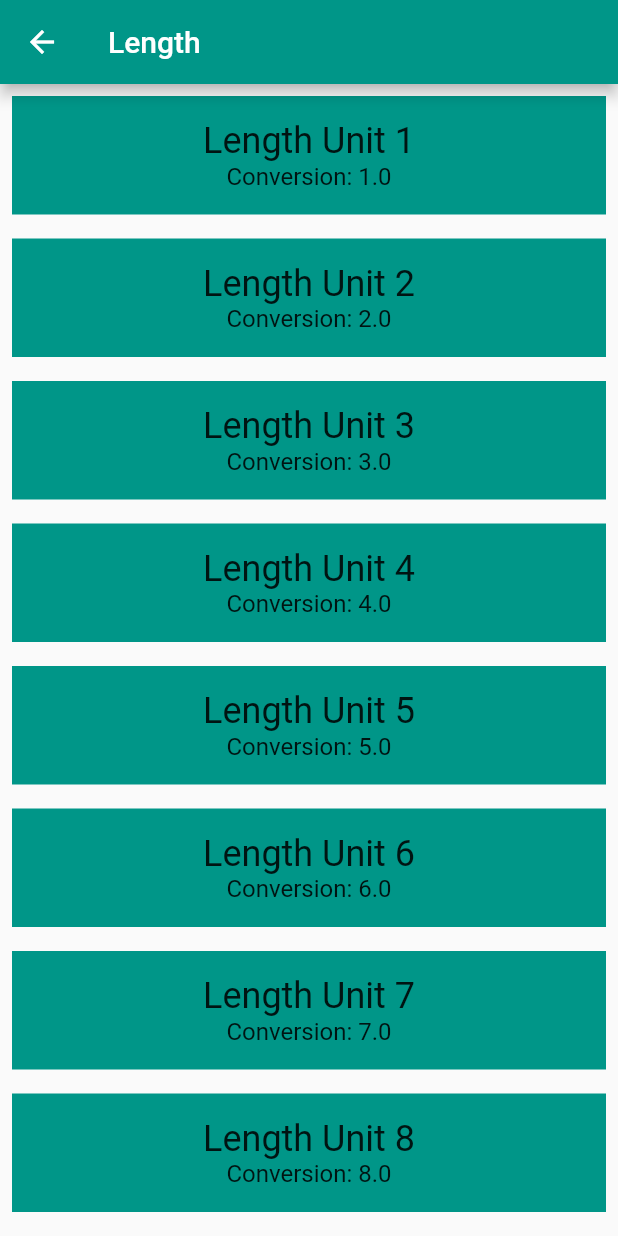
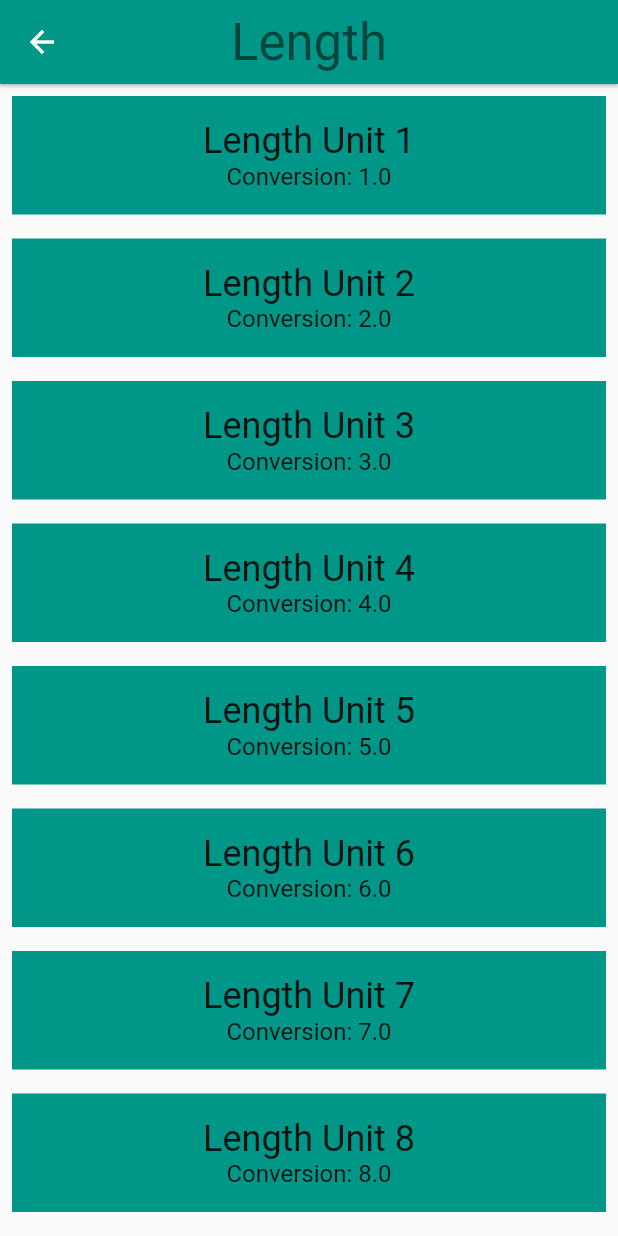
Before and after one commit to AYM1607/udacity_flutter, a Flutter app: the screen it shows after launch, after a tap on "Length", on a phone screen of 412 x 824 dp. Run offline on Flutter 3.47's test engine with Material 2 defaults, Android fonts, the phone set to English and light mode, and no system bars.

Commit message:
Finished code for lesson5

```diff
--- a/lib/category.dart
+++ b/lib/category.dart
@@ -1,11 +1,20 @@
+// Copyright 2018 The Chromium Authors. All rights reserved.
+// Use of this source code is governed by a BSD-style license that can be
+// found in the LICENSE file.
+
 // To keep your imports tidy, follow the ordering guidelines at
 // https://www.dartlang.org/guides/language/effective-dart/style#ordering
 import 'package:flutter/material.dart';
+// @required is defined in the meta.dart package
+import 'package:meta/meta.dart';
+
 import 'converter_route.dart';
 import 'unit.dart';
 
-final _height = 100.0;
-final _radius = BorderRadius.circular(_height / 2);
+// We use an underscore to indicate that these variables are private.
+// See https://www.dartlang.org/guides/language/effective-dart/design#libraries
+final _rowHeight = 100.0;
+final _borderRadius = BorderRadius.circular(_rowHeight / 2);
 
 /// A custom [Category] widget.
 ///
@@ -13,38 +22,51 @@ final _radius = BorderRadius.circular(_height / 2);
 /// a colored [InkWell] animation.
 class Category extends StatelessWidget {
   final String name;
-  final IconData icon;
-  final Color color;
+  final ColorSwatch color;
+  final IconData iconLocation;
   final List<Unit> units;
 
   /// Creates a [Category].
   ///
   /// A [Category] saves the name of the Category (e.g. 'Length'), its color for
   /// the UI, and the icon that represents it (e.g. a ruler).
-  const Category(
-      {Key key,
+  // While the @required checks for whether a named parameter is passed in,
+  // it doesn't check whether the object passed in is null. We check that
+  // in the assert statement.
+  const Category({
+    Key key,
     @required this.name,
-      @required this.icon,
     @required this.color,
-      @required this.units})
-      : super(key: key);
+    @required this.iconLocation,
+    @required this.units,
+  })  : assert(name != null),
+        assert(color != null),
+        assert(iconLocation != null),
+        assert(units != null),
+        super(key: key);
 
+  /// Navigates to the [ConverterRoute].
   void _navigateToConverter(BuildContext context) {
-    Navigator.of(context).push(
-      MaterialPageRoute(builder: (context) {
+    Navigator.of(context).push(MaterialPageRoute<Null>(
+      builder: (BuildContext context) {
         return Scaffold(
           appBar: AppBar(
+            elevation: 1.0,
+            title: Text(
+              name,
+              style: Theme.of(context).textTheme.display1,
+            ),
+            centerTitle: true,
             backgroundColor: color,
-            title: Text(name),
           ),
           body: ConverterRoute(
-            units: this.units,
-            color: this.color,
-            name: this.name,
+            color: color,
+            name: name,
+            units: units,
           ),
         );
-      }),
-    );
+      },
+    ));
   }
 
   /// Builds a custom widget that shows [Category] information.
@@ -59,29 +81,39 @@ class Category extends StatelessWidget {
     return Material(
       color: Colors.transparent,
       child: Container(
+        height: _rowHeight,
+        child: InkWell(
+          borderRadius: _borderRadius,
+          highlightColor: color,
+          splashColor: color,
+          // We can use either the () => function() or the () { function(); }
+          // syntax.
+          onTap: () => _navigateToConverter(context),
+          child: Padding(
             padding: EdgeInsets.all(8.0),
-        height: _height,
-        child: InkWell(
-          borderRadius: _radius,
-          splashColor: color,
-          highlightColor: color,
-          onTap: () => _navigateToConverter(context),
             child: Row(
-            children: <Widget>[
+              crossAxisAlignment: CrossAxisAlignment.stretch,
+              // There are two ways to denote a list: `[]` and `List()`.
+              // Prefer to use the literal syntax, i.e. `[]`, instead of `List()`.
+              // You can add the type argument if you'd like, i.e. <Widget>[].
+              // See https://www.dartlang.org/guides/language/effective-dart/usage#do-use-collection-literals-when-possible
+              children: [
                 Padding(
-                padding: EdgeInsets.all(16),
+                  padding: EdgeInsets.all(16.0),
                   child: Icon(
-                  icon,
+                    iconLocation,
                     size: 60.0,
                   ),
                 ),
                 Center(
                   child: Text(
                     name,
-                  style: TextStyle(fontSize: 24.0),
+                    textAlign: TextAlign.center,
+                    style: Theme.of(context).textTheme.headline,
                   ),
-              )
+                ),
               ],
+            ),
           ),
         ),
       ),
--- a/lib/category_route.dart
+++ b/lib/category_route.dart
@@ -3,10 +3,11 @@
 // found in the LICENSE file.
 
 import 'package:flutter/material.dart';
+
 import 'category.dart';
 import 'unit.dart';
 
-const appColor = Colors.lightBlue;
+final _backgroundColor = Colors.green[100];
 
 /// Category Route (screen).
 ///
@@ -15,10 +16,9 @@ const appColor = Colors.lightBlue;
 ///
 /// While it is named CategoryRoute, a more apt name would be CategoryScreen,
 /// because it is responsible for the UI at the route's destination.
-class CategoryRoute extends StatelessWidget {
-  const CategoryRoute();
-
-  static const _categoryNames = <String>[
+// TODO: Make CategoryRoute a StatefulWidget
+class CategoryRoute extends StatefulWidget {
+  final _categoryNames = <String>[
     'Length',
     'Area',
     'Volume',
@@ -29,7 +29,7 @@ class CategoryRoute extends StatelessWidget {
     'Currency',
   ];
 
-  static const _baseColors = <Color>[
+  final _baseColors = <Color>[
     Colors.teal,
     Colors.orange,
     Colors.pinkAccent,
@@ -40,10 +40,36 @@ class CategoryRoute extends StatelessWidget {
     Colors.red,
   ];
 
-  static const _appBarStyle = TextStyle(
-    fontSize: 30.0,
-    color: Colors.black,
-  );
+  @override
+  _CategoryRouteState createState() => _CategoryRouteState();
+}
+
+class _CategoryRouteState extends State<CategoryRoute> {
+  _CategoryRouteState();
+
+  List<Category> _categories = [];
+
+  @override
+  initState(){
+    super.initState();
+    for (var i = 0; i < widget._categoryNames.length; i++) {
+      _categories.add(Category(
+        name: widget._categoryNames[i],
+        color: widget._baseColors[i],
+        iconLocation: Icons.cake,
+        units: _retrieveUnitList(widget._categoryNames[i]),
+      ));
+    }
+  }
+  /// Makes the correct number of rows for the list view.
+  ///
+  /// For portrait, we use a [ListView].
+  Widget _buildCategoryWidgets() {
+    return ListView.builder(
+      itemBuilder: (BuildContext context, int index) => _categories[index],
+      itemCount: _categories.length,
+    );
+  }
 
   /// Returns a list of mock [Unit]s.
   List<Unit> _retrieveUnitList(String categoryName) {
@@ -58,32 +84,29 @@ class CategoryRoute extends StatelessWidget {
 
   @override
   Widget build(BuildContext context) {
-    final List<Category> _categories = <Category>[];
-
-    for (var i = 0; i < _categoryNames.length; i++) {
-      _categories.add(Category(
-        name: _categoryNames[i],
-        color: _baseColors[i],
-        icon: Icons.cake,
-        units: _retrieveUnitList(_categoryNames[i]),
-      ));
-    }
+    // TODO: Instead of re-creating a list of Categories in every build(),
+    // save this as a variable inside the State object and create
+    // the list at initialization (in initState()).
+    // This way, you also don't have to pass in the list of categories to
+    // _buildCategoryWidgets()
 
     final listView = Container(
-      color: appColor,
-      child: ListView.builder(
-        itemBuilder: (BuildContext context, int index) => _categories[index],
-        itemCount: _categories.length,
-      ),
+      color: _backgroundColor,
+      padding: EdgeInsets.symmetric(horizontal: 8.0),
+      child: _buildCategoryWidgets(),
     );
 
     final appBar = AppBar(
-      backgroundColor: appColor,
-      elevation: 0,
+      elevation: 0.0,
       title: Text(
         'Unit Converter',
-        style: _appBarStyle,
+        style: TextStyle(
+          color: Colors.black,
+          fontSize: 30.0,
+        ),
       ),
+      centerTitle: true,
+      backgroundColor: _backgroundColor,
     );
 
     return Scaffold(
--- a/lib/converter_route.dart
+++ b/lib/converter_route.dart
@@ -13,27 +13,39 @@ import 'unit.dart';
 ///
 /// While it is named ConverterRoute, a more apt name would be ConverterScreen,
 /// because it is responsible for the UI at the route's destination.
-class ConverterRoute extends StatelessWidget {
+// TODO: Make ConverterRoute a StatefulWidget
+class ConverterRoute extends StatefulWidget {
+  /// This [Category]'s name.
+  final String name;
+
+  /// Color for this [Category].
+  final Color color;
+
   /// Units for this [Category].
   final List<Unit> units;
-  final String name;
-  final Color color;
 
   /// This [ConverterRoute] requires the name, color, and units to not be null.
-  // TODO: Pass in the [Category]'s name and color
   const ConverterRoute({
+    @required this.name,
+    @required this.color,
     @required this.units,
-    @required this.color,
-    @required this.name,
-  }) : assert(units != null);
+  })  : assert(name != null),
+        assert(color != null),
+        assert(units != null);
+
+  @override
+  _ConverterRouteState createState() => _ConverterRouteState();
+}
+class _ConverterRouteState extends State<ConverterRoute> {
 
   @override
   Widget build(BuildContext context) {
     // Here is just a placeholder for a list of mock units
-    final unitWidgets = units.map((Unit unit) {
-      // TODO: Set the color for this Container
+    // TODO: Once the build() function is inside the State object,
+    // you'll have to reference this using `widget.units`
+    List<Widget> unitWidgets = widget.units.map((Unit unit) {
       return Container(
-        color: color,
+        color: widget.color,
         margin: EdgeInsets.all(8.0),
         padding: EdgeInsets.all(16.0),
         child: Column(
```
Also changed, not shown: lib/main.dart (+6 -2 lines), lib/unit.dart (line endings or trailing spaces). Lines whose indentation alone changed are shown as unchanged.
